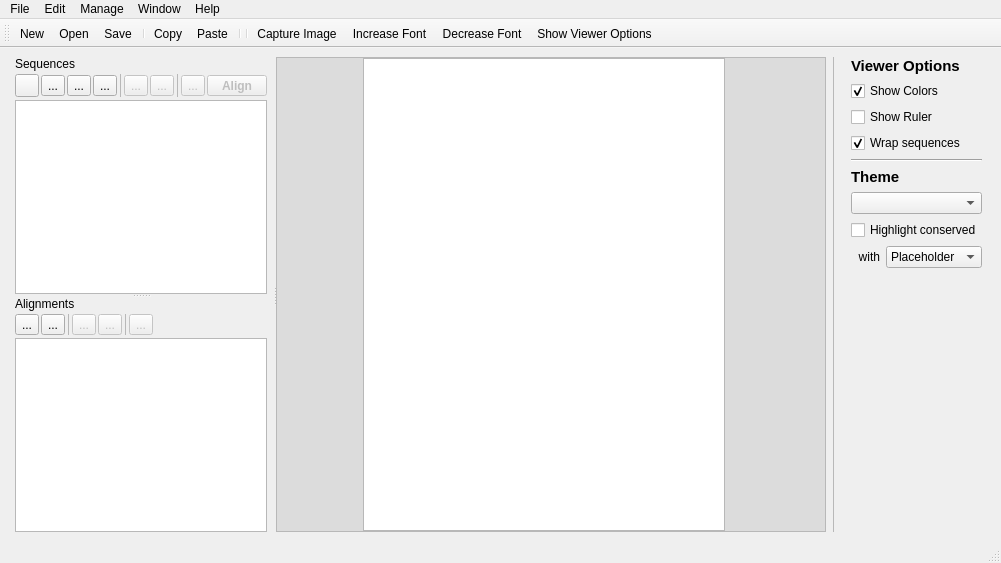
This is src/linnaeo/linnaeo.ui in beowulfey/Linnaeo as Qt 5 draws it before an edit. The edited form follows.
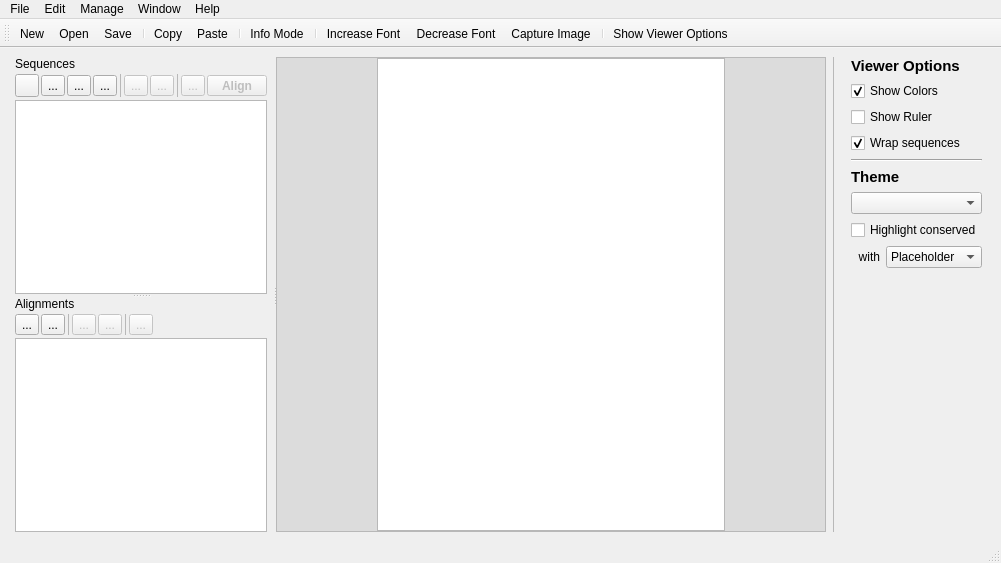
This is the edited form. Icons and pictures are not drawn. Custom widgets are drawn as their Qt base class.

Commit message: fixed some bugs with viewing, fixed the ruler for the nowrap mode, added text font adjustment

Diff of the .ui file:
```diff
--- a/src/linnaeo/linnaeo.ui
+++ b/src/linnaeo/linnaeo.ui
@@ -544,11 +544,17 @@
           <item>
            <widget class="QTextEdit" name="namesEdit">
             <property name="sizePolicy">
-             <sizepolicy hsizetype="Fixed" vsizetype="Expanding">
+             <sizepolicy hsizetype="MinimumExpanding" vsizetype="Expanding">
               <horstretch>0</horstretch>
               <verstretch>0</verstretch>
              </sizepolicy>
             </property>
+            <property name="minimumSize">
+             <size>
+              <width>30</width>
+              <height>0</height>
+             </size>
+            </property>
             <property name="maximumSize">
              <size>
               <width>100</width>
@@ -933,10 +939,12 @@
    <addaction name="actionCopy"/>
    <addaction name="actionPaste"/>
    <addaction name="separator"/>
+   <addaction name="actionInfo_Mode"/>
    <addaction name="separator"/>
-   <addaction name="actionCapture_Image"/>
    <addaction name="actionIncrease_Font"/>
    <addaction name="actionDecrease_Font"/>
+   <addaction name="actionCapture_Image"/>
+   <addaction name="separator"/>
    <addaction name="actionShow_Viewer_Options"/>
   </widget>
   <action name="actionAdd_Sequence">
@@ -1221,6 +1229,14 @@
     <string>Capture Image</string>
    </property>
   </action>
+  <action name="actionInfo_Mode">
+   <property name="checkable">
+    <bool>true</bool>
+   </property>
+   <property name="text">
+    <string>Info Mode</string>
+   </property>
+  </action>
  </widget>
  <customwidgets>
   <customwidget>
```
Left out of the diff: 23 changed lines with no effect on the pictures. The commit also changes 6 other files.
